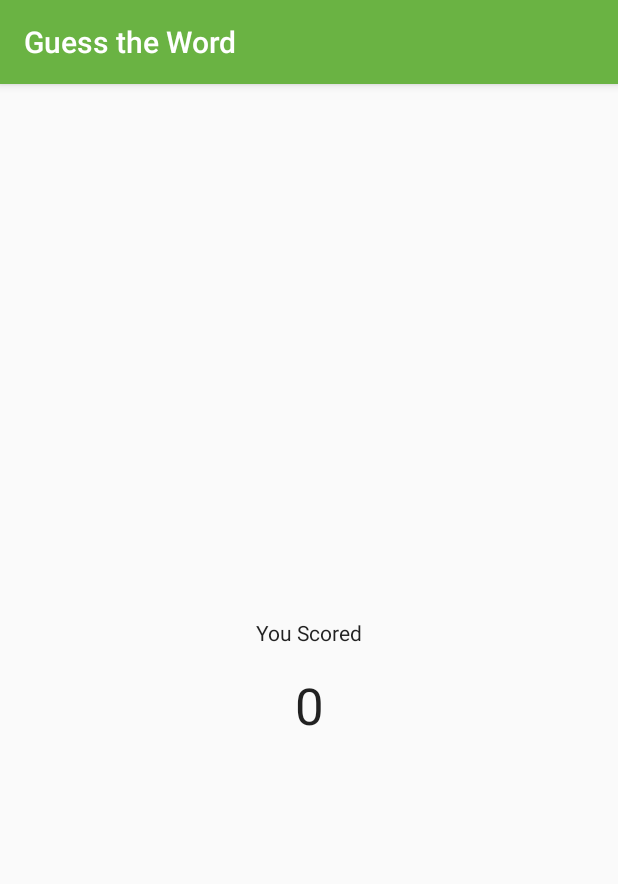
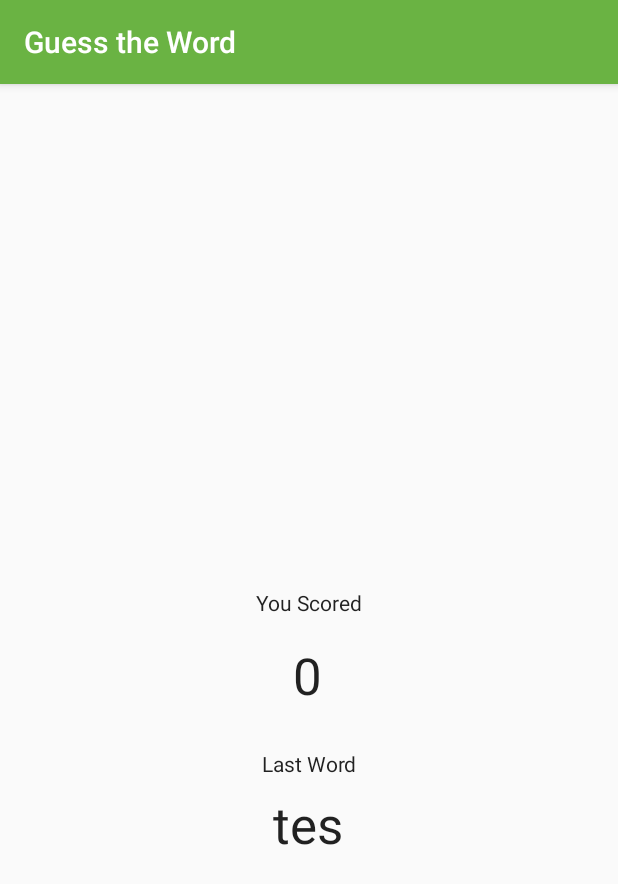
Before and after one commit to fadhil27/GuessTheWord-D121191049, an Android app: the GameFragment screen opened through its navigation route, after a tap on "END GAME", on a phone screen of 412 x 824 dp. Shown: the top 884 px of the screen. Run offline under Robolectric (Android 15) with nearby library versions, the phone set to English and light mode, and no system bars; our stand-ins replace data binding; 2 statements that could not run were skipped; 2 other taps on this screen came first.

Commit message:
Adding Last Word

```diff
--- a/app/src/main/java/com/example/android/guesstheword/screens/game/GameFragment.kt
+++ b/app/src/main/java/com/example/android/guesstheword/screens/game/GameFragment.kt
@@ -1,3 +1,4 @@
+
 package com.example.android.guesstheword.screens.game
 
 import android.os.Bundle
@@ -9,6 +10,7 @@ import android.widget.Toast
 import androidx.databinding.DataBindingUtil
 import androidx.fragment.app.Fragment
 import androidx.lifecycle.ViewModelProvider
+import androidx.navigation.findNavController
 import androidx.navigation.fragment.NavHostFragment
 import com.example.android.guesstheword.R
 import com.example.android.guesstheword.databinding.GameFragmentBinding
@@ -18,9 +20,9 @@ import com.example.android.guesstheword.databinding.GameFragmentBinding
  */
 class GameFragment : Fragment() {
 
+    private lateinit var viewModel: GameViewModel
+
     private lateinit var binding: GameFragmentBinding
-
-    private lateinit var viewModel: GameViewModel
 
     override fun onCreateView(inflater: LayoutInflater, container: ViewGroup?,
                               savedInstanceState: Bundle?): View? {
@@ -32,54 +34,59 @@ class GameFragment : Fragment() {
             container,
             false
         )
+
         Log.i("GameFragment", "Called ViewModelProvider.get")
-
-        // Get the viewModel
         viewModel = ViewModelProvider(this).get(GameViewModel::class.java)
 
-        binding.correctButton.setOnClickListener { onCorrect() }
-        binding.skipButton.setOnClickListener { onSkip() }
-        binding.endGameButton.setOnClickListener { onEndGame() }
+        binding.apply {
+            correctButton.setOnClickListener { onCorrect() }
+            skipButton.setOnClickListener { onSkip() }
+            endGameButton.setOnClickListener { onEndGame() }
+        }
+
+
         updateScoreText()
         updateWordText()
         return binding.root
+
+    }
+
+    private fun gameFinished() {
+        Toast.makeText(activity, "Game has just finished!", Toast.LENGTH_SHORT).show()
+
+        val action = GameFragmentDirections.actionGameToScore()
+
+        action.score = viewModel.score
+        action.lastWord = viewModel.word
+        NavHostFragment.findNavController(this).navigate(action)
+    }
+
+    private fun onEndGame() {
+        gameFinished()
     }
 
     /** Methods for buttons presses **/
 
     private fun onSkip() {
         viewModel.onSkip()
+        updateScoreText()
         updateWordText()
-        updateScoreText()
     }
+
     private fun onCorrect() {
         viewModel.onCorrect()
         updateScoreText()
         updateWordText()
     }
 
-    private fun onEndGame() {
-        gameFinished()
-    }
 
     /** Methods for updating the UI **/
 
     private fun updateWordText() {
         binding.wordText.text = viewModel.word
-
     }
 
     private fun updateScoreText() {
         binding.scoreText.text = viewModel.score.toString()
     }
-
-    /**
-     * Called when the game is finished
-     */
-    private fun gameFinished() {
-        Toast.makeText(activity, "Game has just finished", Toast.LENGTH_SHORT).show()
-        val action = GameFragmentDirections.actionGameToScore()
-        action.score = viewModel.score
-        NavHostFragment.findNavController(this).navigate(action)
-    }
 }
--- a/app/src/main/java/com/example/android/guesstheword/screens/game/GameViewModel.kt
+++ b/app/src/main/java/com/example/android/guesstheword/screens/game/GameViewModel.kt
@@ -3,9 +3,6 @@ package com.example.android.guesstheword.screens.game
 import android.util.Log
 import androidx.lifecycle.ViewModel
 
-/**
- * ViewModel containing all the logic needed to run the game
- */
 class GameViewModel : ViewModel() {
 
     // The current word
@@ -15,12 +12,34 @@ class GameViewModel : ViewModel() {
     var score = 0
 
     // The list of words - the front of the list is the next word to guess
-    private lateinit var wordList: MutableList<String>
+    lateinit var wordList: MutableList<String>
 
 
+    init {
+        Log.i("GameViewModel", "GameViewModel created!")
+        resetList()
+        nextWord()
+    }
+
+
+
+
+    override fun onCleared() {
+        super.onCleared()
+        Log.i("GameViewModel", "GameViewModel destroyed!")
+    }
+
     /**
-     * Resets the list of words and randomizes the order
+     * Moves to the next word in the list
      */
+    private fun nextWord() {
+        if (!wordList.isEmpty()) {
+            //Select and remove a word from the list
+            word = wordList.removeAt(0)
+        }
+
+    }
+
     private fun resetList() {
         wordList = mutableListOf(
             "queen",
@@ -48,37 +67,13 @@ class GameViewModel : ViewModel() {
         wordList.shuffle()
     }
 
-    init {
-        Log.i("GameViewModel", "GameViewModel created!")
-        resetList()
-        nextWord()
-    }
-
-    /**
-     * Callback called when the ViewModel is destroyed
-     */
-    override fun onCleared() {
-        super.onCleared()
-        Log.i("GameViewModel", "GameViewModel destroyed!")
-    }
-
-    /** Methods for updating the UI **/
     fun onSkip() {
         score--
         nextWord()
     }
+
     fun onCorrect() {
         score++
         nextWord()
     }
-
-    /**
-     * Moves to the next word in the list.
-     */
-    private fun nextWord() {
-        //Select and remove a word from the list
-        if (!wordList.isEmpty()) {
-            word = wordList.removeAt(0)
-        }
-    }
 }
--- a/app/src/main/java/com/example/android/guesstheword/screens/score/ScoreFragment.kt
+++ b/app/src/main/java/com/example/android/guesstheword/screens/score/ScoreFragment.kt
@@ -31,9 +31,9 @@ import com.example.android.guesstheword.databinding.ScoreFragmentBinding
  * Fragment where the final score is shown, after the game is over
  */
 class ScoreFragment : Fragment() {
+
     private lateinit var viewModel: ScoreViewModel
     private lateinit var viewModelFactory: ScoreViewModelFactory
-
 
     override fun onCreateView(
         inflater: LayoutInflater,
@@ -48,11 +48,19 @@ class ScoreFragment : Fragment() {
             container,
             false
         )
-        viewModelFactory = ScoreViewModelFactory(ScoreFragmentArgs.fromBundle(arguments!!).score)
-        viewModel = ViewModelProvider(this, viewModelFactory)
-            .get(ScoreViewModel::class.java)
+        val args = ScoreFragmentArgs.fromBundle(requireArguments())
+        val finalScore = args.score
+        val lastWord = args.lastWord
 
-        binding.scoreText.text = viewModel.score.toString()
+
+        viewModelFactory = ScoreViewModelFactory(finalScore,lastWord)
+
+        viewModel = ViewModelProvider(this, viewModelFactory).get(ScoreViewModel::class.java)
+        binding.apply {
+            scoreText.text = viewModel.score.toString()
+            lastWordTv.text = viewModel.word.toString()
+        }
+
 
 
         return binding.root
--- a/app/src/main/java/com/example/android/guesstheword/screens/score/ScoreViewModel.kt
+++ b/app/src/main/java/com/example/android/guesstheword/screens/score/ScoreViewModel.kt
@@ -2,16 +2,23 @@ package com.example.android.guesstheword.screens.score
 
 import android.util.Log
 import androidx.lifecycle.ViewModel
+import androidx.lifecycle.ViewModelProvider
+import java.lang.IllegalArgumentException
 
-/**
- * ViewModel for the final screen showing the score
- */
-class ScoreViewModel(finalScore: Int) : ViewModel() {
+class ScoreViewModelFactory(private val finalScore: Int, private val lastWord: String) : ViewModelProvider.Factory {
+    override fun <T : ViewModel?> create(modelClass: Class<T>): T {
+        if (modelClass.isAssignableFrom(ScoreViewModel::class.java)){
+            return ScoreViewModel(finalScore, lastWord) as T
+        }
+        throw IllegalArgumentException("Unknown ViewModel class")
+    }
+}
 
-    // The final score
+class ScoreViewModel(finalScore: Int, lastWord: String) : ViewModel() {
     var score = finalScore
+    var word = lastWord
 
     init {
-        Log.i("ScoreViewModel", "Final score is $finalScore")
+        Log.i("ScoreViewModel", "Final score is $finalScore and last word is $lastWord")
     }
 }
--- a/app/src/main/java/com/example/android/guesstheword/screens/score/ScoreViewModelFactory.kt
+++ /dev/null
@@ -1,15 +0,0 @@
-package com.example.android.guesstheword.screens.score
-
-import androidx.lifecycle.ViewModel
-import androidx.lifecycle.ViewModelProvider
-
-class ScoreViewModelFactory (private val finalScore: Int) : ViewModelProvider.Factory {
-
-    override fun <T : ViewModel?> create(modelClass: Class<T>): T {
-        if (modelClass.isAssignableFrom(ScoreViewModel::class.java)) {
-            return ScoreViewModel(finalScore) as T
-        }
-        throw IllegalArgumentException("Unknown ViewModel class")
-    }
-
-}
--- /dev/null
+++ b/app/src/main/res/drawable/ic_round_person_24.xml
@@ -0,0 +1,5 @@
+<vector android:height="24dp" android:tint="#FFFFFF"
+    android:viewportHeight="24" android:viewportWidth="24"
+    android:width="24dp" xmlns:android="http://schemas.android.com/apk/res/android">
+    <path android:fillColor="@android:color/white" android:pathData="M12,12c2.21,0 4,-1.79 4,-4s-1.79,-4 -4,-4 -4,1.79 -4,4 1.79,4 4,4zM12,14c-2.67,0 -8,1.34 -8,4v1c0,0.55 0.45,1 1,1h14c0.55,0 1,-0.45 1,-1v-1c0,-2.66 -5.33,-4 -8,-4z"/>
+</vector>
--- a/app/src/main/res/layout/game_fragment.xml
+++ b/app/src/main/res/layout/game_fragment.xml
@@ -57,7 +57,7 @@
             app:layout_constraintStart_toStartOf="parent"
             app:layout_constraintTop_toBottomOf="@+id/word_is_text"
             app:layout_constraintVertical_chainStyle="packed"
-            tools:text="&quot;Tuna&quot;" />
+            tools:text="&quot;Word&quot;"/>
 
         <TextView
             android:id="@+id/timer_text"
--- a/app/src/main/res/layout/score_fragment.xml
+++ b/app/src/main/res/layout/score_fragment.xml
@@ -39,6 +39,7 @@
             app:layout_constraintHorizontal_bias="0.5"
             app:layout_constraintStart_toStartOf="parent"
             app:layout_constraintTop_toTopOf="parent"
+            app:layout_constraintVertical_bias="0.92"
             app:layout_constraintVertical_chainStyle="packed" />
 
         <TextView
@@ -46,29 +47,39 @@
             android:layout_width="wrap_content"
             android:layout_height="wrap_content"
             android:layout_marginTop="16dp"
-            android:layout_marginBottom="8dp"
             android:fontFamily="sans-serif"
             android:textColor="@color/black_text_color"
             android:textSize="34sp"
             android:textStyle="normal"
-            app:layout_constraintBottom_toTopOf="@+id/play_again_button"
+            android:visibility="visible"
+            app:layout_constraintBottom_toTopOf="@+id/last_tv"
             app:layout_constraintEnd_toEndOf="parent"
-            app:layout_constraintHorizontal_bias="0.5"
+            app:layout_constraintHorizontal_bias="0.498"
             app:layout_constraintStart_toStartOf="parent"
             app:layout_constraintTop_toBottomOf="@+id/you_scored_text"
             app:layout_constraintVertical_chainStyle="packed"
             tools:text="40" />
 
-        <Button
-            android:id="@+id/play_again_button"
+        <TextView
+            android:id="@+id/last_tv"
+            style="@style/textTitle2"
             android:layout_width="wrap_content"
             android:layout_height="wrap_content"
-            android:layout_marginBottom="32dp"
-            android:text="@string/play_again"
-            android:theme="@style/GoButton"
-            android:visibility="gone"
+            android:text="@string/last_word_text"
+            app:layout_constraintBottom_toTopOf="@+id/lastWord_tv"
+            app:layout_constraintEnd_toEndOf="parent"
+            app:layout_constraintStart_toStartOf="parent" />
+
+        <TextView
+            android:id="@+id/lastWord_tv"
+            style="@style/textTitle"
+            android:layout_width="wrap_content"
+            android:layout_height="wrap_content"
+            android:layout_marginBottom="252dp"
+            android:text="TextView"
             app:layout_constraintBottom_toBottomOf="parent"
             app:layout_constraintEnd_toEndOf="parent"
+            app:layout_constraintHorizontal_bias="0.498"
             app:layout_constraintStart_toStartOf="parent" />
 
     </androidx.constraintlayout.widget.ConstraintLayout>
--- a/app/src/main/res/navigation/main_navigation.xml
+++ b/app/src/main/res/navigation/main_navigation.xml
@@ -65,5 +65,9 @@
             android:name="score"
             android:defaultValue="0"
             app:argType="integer" />
+        <argument
+            android:name="lastWord"
+            android:defaultValue="tes"
+            app:argType="string" />
     </fragment>
 </navigation>
--- a/app/src/main/res/values/strings.xml
+++ b/app/src/main/res/values/strings.xml
@@ -25,4 +25,6 @@
     <string name="got_it">Got it</string>
     <string name="end_game">End game</string>
     <string name="word_is">The word is…</string>
+    <string name="profile">Profile</string>
+    <string name="last_word_text">Last Word</string>
 </resources>
--- a/app/src/main/res/values/styles.xml
+++ b/app/src/main/res/values/styles.xml
@@ -30,6 +30,15 @@
         <item name="colorControlHighlight">@color/selected_green_color</item>
         <item name="android:textColor">@color/white_text_color</item>
         <item name="colorAccent">@color/selected_green_color</item>
+        <item name="android:radius">@dimen/cardview_default_radius</item>
+    </style>
+
+    <style name="ProfilBtn" parent="Widget.AppCompat.Button.Colored">
+        <item name="colorButtonNormal">#2196F3</item>
+        <item name="colorControlHighlight">#00BCD4</item>
+        <item name="android:textColor">@color/white_text_color</item>
+        <item name="colorAccent">#03A9F4</item>
+
     </style>
 
     <style name="SkipButton" parent="Widget.AppCompat.Button.Colored">
@@ -38,4 +47,25 @@
         <item name="colorControlHighlight">@color/skip_red_color</item>
     </style>
 
+    <style name="textTitle">
+        <item name="android:layout_width">wrap_content</item>
+        <item name="android:layout_height">wrap_content</item>
+        <item name="android:layout_marginTop">16dp</item>
+        <item name="android:fontFamily">sans-serif</item>
+        <item name="android:textColor">@color/black_text_color</item>
+        <item name="android:textSize">34sp</item>
+        <item name="android:textStyle">normal</item>
+    </style>
+
+    <style name="textTitle2">
+        <item name="android:layout_width">wrap_content</item>
+        <item name="android:layout_height">wrap_content</item>
+        <item name="android:layout_marginTop">8dp</item>
+        <item name="android:layout_marginBottom">8dp</item>
+        <item name="android:fontFamily">sans-serif</item>
+        <item name="android:textColor">@color/black_text_color</item>
+        <item name="android:textSize">14sp</item>
+        <item name="android:textStyle">normal</item>
+    </style>
+
 </resources>
--- a/build.gradle
+++ b/build.gradle
@@ -24,7 +24,7 @@ buildscript {
     }
     dependencies {
         classpath 'com.android.tools.build:gradle:4.0.1'
-        classpath "org.jetbrains.kotlin:kotlin-gradle-plugin:$kotlin_version"
+        classpath "org.jetbrains.kotlin:kotlin-gradle-plugin:1.5.31"
         classpath "androidx.navigation:navigation-safe-args-gradle-plugin:2.3.0"
 
         // NOTE: Do not place your application dependencies here; they belong
```
Also changed, not shown: app/build.gradle (+11 -3 lines), app/src/main/res/drawable/ic_baseline_supervised_user_circle_24.xml (added, +12 -0 lines), app/src/main/res/drawable/shape.xml (added, +7 -0 lines), app/src/main/res/layout/title_fragment.xml (+20 -1 lines). Lines whose indentation alone changed are shown as unchanged.
